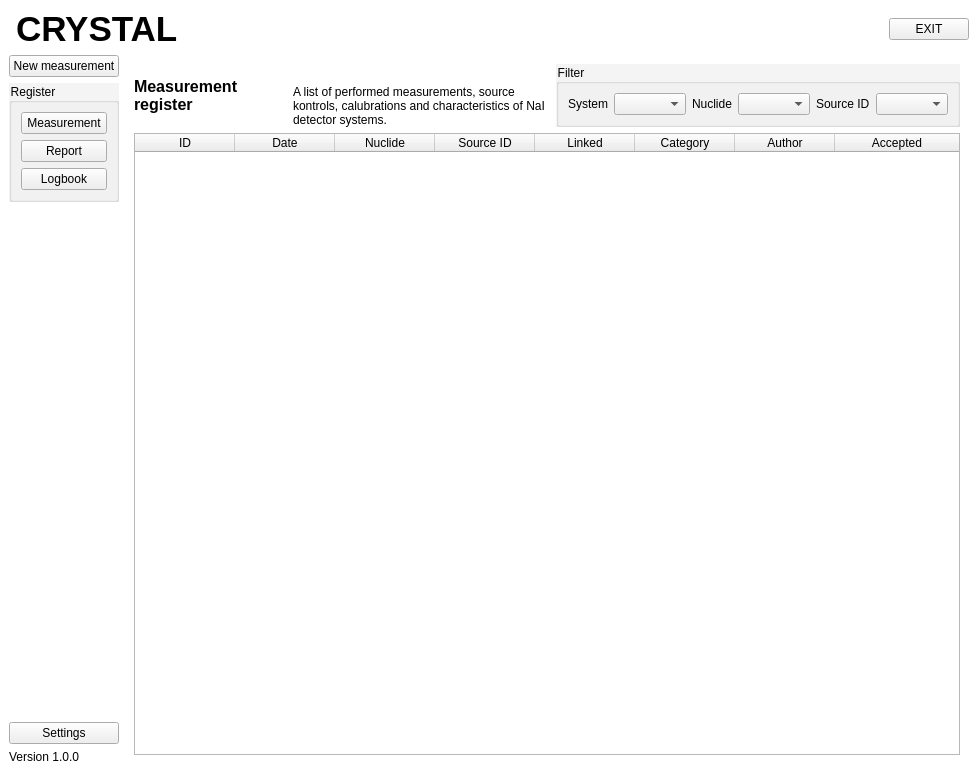
Before: the Qt Designer form Crystal/Crystal/mainwindow.ui in ziemastz/SL, drawn with Qt 5.
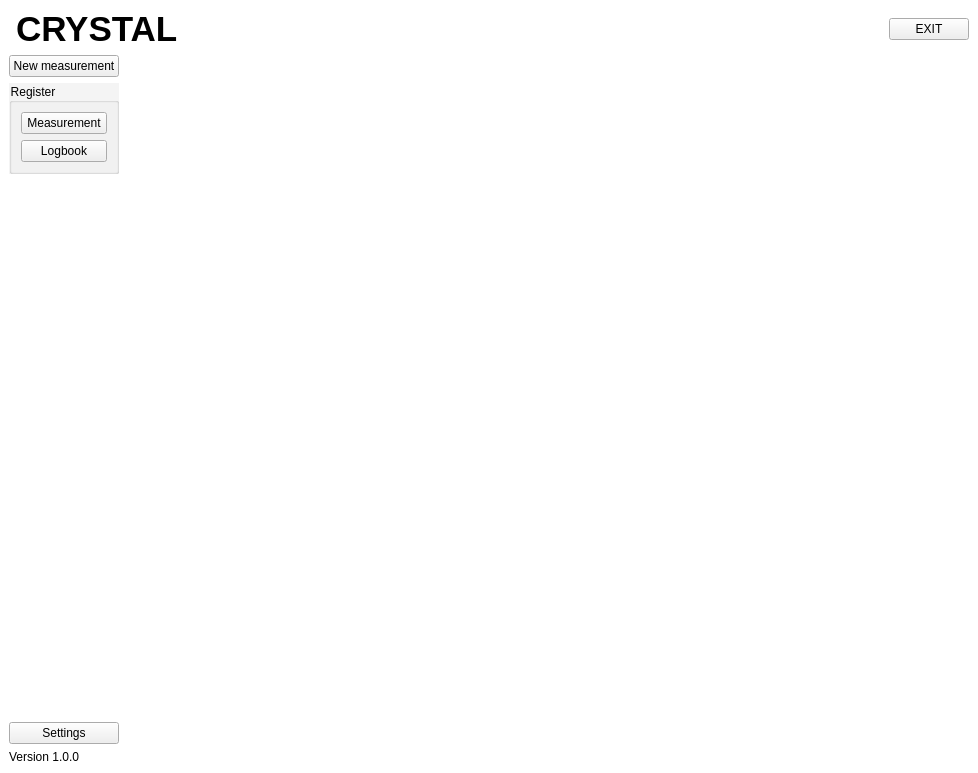
After: the same form once the commit is applied. Icons and pictures are not drawn. Custom widgets are drawn as their Qt base class.

Commit message: logbook started

The edit to the form file:
```diff
--- a/Crystal/Crystal/mainwindow.ui
+++ b/Crystal/Crystal/mainwindow.ui
@@ -107,13 +107,6 @@
         </property>
         <layout class="QGridLayout" name="gridLayout">
          <item row="1" column="0">
-          <widget class="QPushButton" name="report_pushButton">
-           <property name="text">
-            <string>Report</string>
-           </property>
-          </widget>
-         </item>
-         <item row="2" column="0">
           <widget class="QPushButton" name="logbook_pushButton">
            <property name="text">
             <string>Logbook</string>
@@ -168,7 +161,7 @@
        </sizepolicy>
       </property>
       <property name="currentIndex">
-       <number>2</number>
+       <number>3</number>
       </property>
       <widget class="QWidget" name="page">
        <layout class="QVBoxLayout" name="verticalLayout_2">
@@ -1869,6 +1862,7 @@
         </item>
        </layout>
       </widget>
+      <widget class="QWidget" name="page_logbook"/>
      </widget>
     </item>
    </layout>
```
The commit also changes 1 other file.
